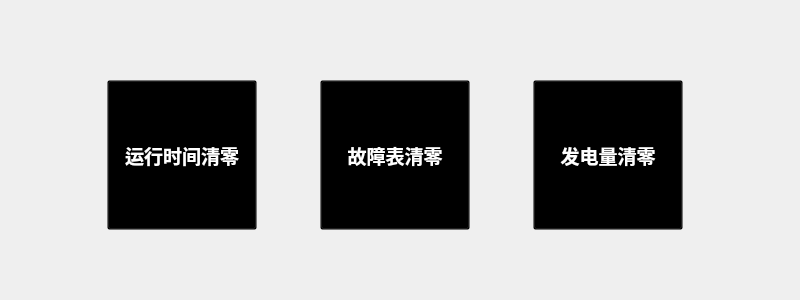
First picture: the form in returnfactory.ui, repository ives560/InverterController, before the edit.
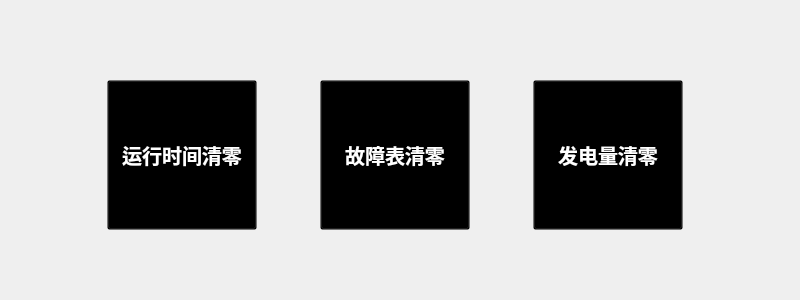
Second picture: the form after the edit. Icons and pictures are not drawn.

```diff
--- a/returnfactory.ui
+++ b/returnfactory.ui
@@ -13,7 +13,7 @@
   <property name="windowTitle">
    <string>Form</string>
   </property>
-  <widget class="QWidget" name="">
+  <widget class="QWidget" name="layoutWidget">
    <property name="geometry">
     <rect>
      <x>50</x>
@@ -39,7 +39,7 @@
       </property>
       <property name="font">
        <font>
-        <pointsize>14</pointsize>
+        <pointsize>15</pointsize>
         <weight>75</weight>
         <bold>true</bold>
        </font>
@@ -81,7 +81,7 @@
       </property>
       <property name="font">
        <font>
-        <pointsize>14</pointsize>
+        <pointsize>15</pointsize>
         <weight>75</weight>
         <bold>true</bold>
        </font>
@@ -123,7 +123,7 @@
       </property>
       <property name="font">
        <font>
-        <pointsize>14</pointsize>
+        <pointsize>15</pointsize>
         <weight>75</weight>
         <bold>true</bold>
        </font>
```
Left out of the diff: 6 changed lines with no effect on the pictures.
